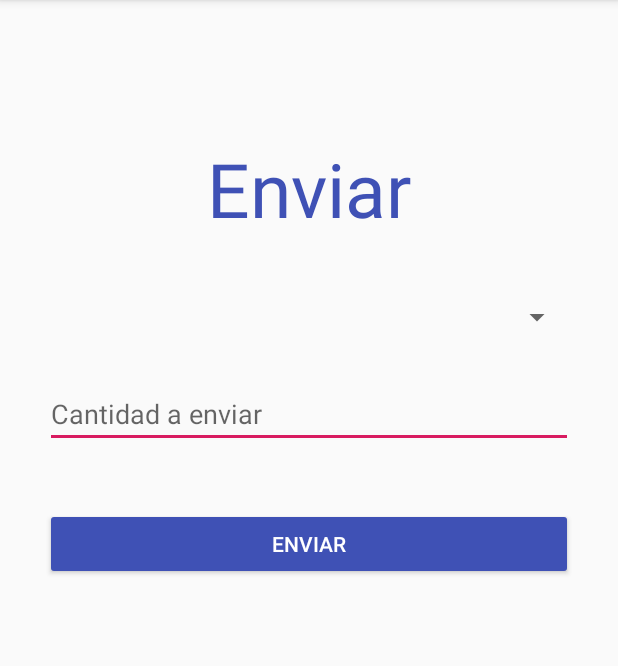
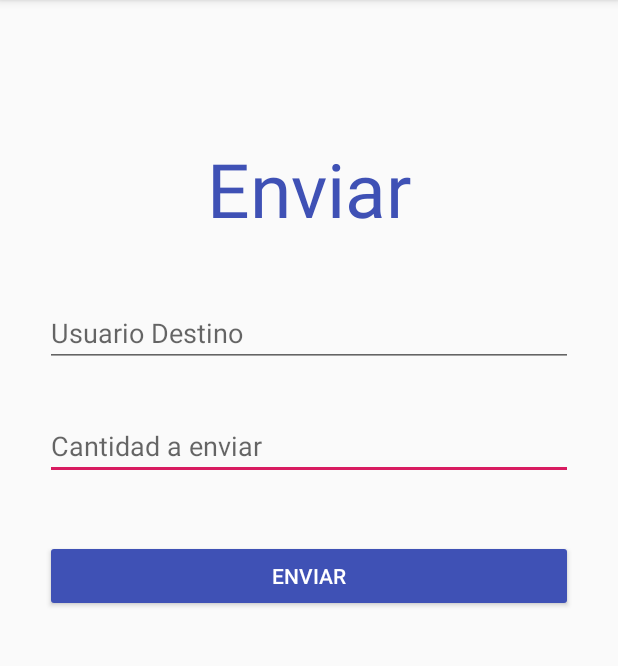
Before and after one commit to un-sei2019i-labs-tma/bank, an Android app: the SendUserActivity screen opened directly, with no data from a screen before it, on a phone screen of 412 x 824 dp, the part 84-750 px from its top. Run offline under Robolectric (Android 15) with nearby library versions, the phone set to English and light mode, and no system bars.

Commit message:
changes entity

```diff
--- a/mobile_app/BankApp/app/src/main/java/com/example/bankapp/DataAccess/DataBase/DataBase.java
+++ b/mobile_app/BankApp/app/src/main/java/com/example/bankapp/DataAccess/DataBase/DataBase.java
@@ -16,7 +16,7 @@ public class DataBase extends SQLiteOpenHelper {
         db.execSQL(DBUtilities.CREATE_USER_TABLE);
         db.execSQL(DBUtilities.CREATE_ADMIN_TABLE);
         db.execSQL(DBUtilities.CREATE_ACCOUNT_TABLE);
-        db.execSQL(DBUtilities.CREATE_ACCOUNT_TRANSACTION_TABLE);
+        //db.execSQL(DBUtilities.CREATE_ACCOUNT_TRANSACTION_TABLE);
         db.execSQL(DBUtilities.CREATE_TRANSACTIONS_TABLE);
         db.execSQL(DBUtilities.CREATE_TRANSACTION_TYPE_TABLE);
     }
@@ -26,7 +26,7 @@ public class DataBase extends SQLiteOpenHelper {
         db.execSQL("DROP TABLE IF EXISTS user");
         db.execSQL("DROP TABLE IF EXISTS admin");
         db.execSQL("DROP TABLE IF EXISTS account");
-        db.execSQL("DROP TABLE IF EXISTS account_transaction");
+        //db.execSQL("DROP TABLE IF EXISTS account_transaction");
         db.execSQL("DROP TABLE IF EXISTS transactions");
         db.execSQL("DROP TABLE IF EXISTS transaction_type");
         onCreate(db);
--- a/mobile_app/BankApp/app/src/main/res/layout/activity_send_user.xml
+++ b/mobile_app/BankApp/app/src/main/res/layout/activity_send_user.xml
@@ -35,9 +35,21 @@
         android:hint="Cantidad a enviar"
         android:inputType="number"
         app:layout_constraintEnd_toEndOf="parent"
-        app:layout_constraintHorizontal_bias="0.0"
         app:layout_constraintStart_toStartOf="parent"
-        app:layout_constraintTop_toBottomOf="@+id/spinnerusers" />
+        app:layout_constraintTop_toBottomOf="@+id/editusers" />
+
+    <EditText
+        android:id="@+id/editusers"
+        android:layout_width="match_parent"
+        android:layout_height="wrap_content"
+        android:layout_marginStart="30dp"
+        android:layout_marginTop="40dp"
+        android:layout_marginEnd="30dp"
+        android:hint="Usuario Destino"
+        android:inputType="number"
+        app:layout_constraintEnd_toEndOf="parent"
+        app:layout_constraintStart_toStartOf="parent"
+        app:layout_constraintTop_toBottomOf="@+id/textsenduser" />
 
     <TextView
         android:id="@+id/textsenduser"
@@ -53,15 +65,5 @@
         app:layout_constraintStart_toStartOf="parent"
         app:layout_constraintTop_toTopOf="parent" />
 
-    <Spinner
-        android:id="@+id/spinnerusers"
-        android:layout_width="match_parent"
-        android:layout_height="wrap_content"
-        android:layout_marginStart="30dp"
-        android:layout_marginTop="40dp"
-        android:layout_marginEnd="30dp"
-        app:layout_constraintEnd_toEndOf="parent"
-        app:layout_constraintStart_toStartOf="parent"
-        app:layout_constraintTop_toBottomOf="@+id/textsenduser" />
 
 </android.support.constraint.ConstraintLayout>
```
Also changed, not shown: mobile_app/BankApp/app/src/main/java/com/example/bankapp/DataAccess/DataBase/DBUtilities.java (+8 -7 lines), mobile_app/BankApp/app/src/main/java/com/example/bankapp/DataAccess/Models/Transaction.java (+9 -8 lines), mobile_app/BankApp/app/src/main/java/com/example/bankapp/DataAccess/Repository/TransactionRepository.java (+21 -0 lines).
